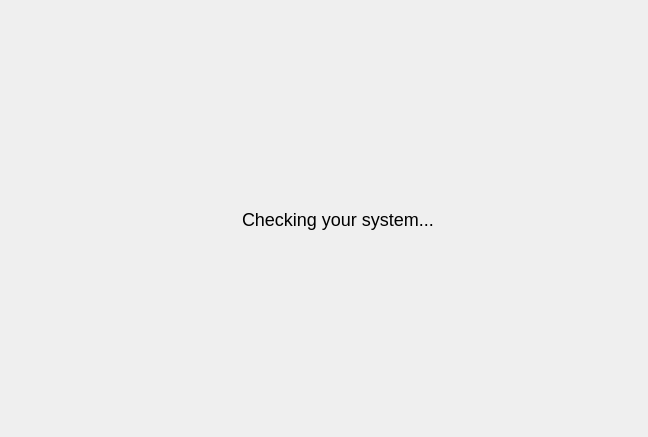
This is playground/gokmen/um/ui/ui_screen_2.ui in pars-linux/uludag as Qt 5 draws it before an edit. The edited form follows.
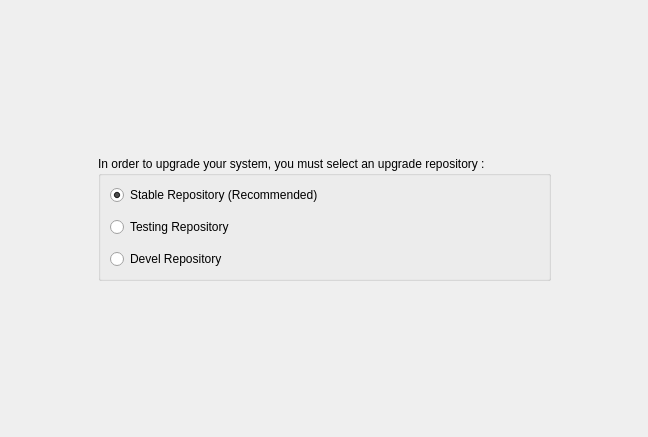
This is the edited form.

Commit message: - GUI for Upgrade Manager is almost complete, we just need to integrate Onur's upgrade scripts in it \o/

The edit to the form file:
```diff
--- a/playground/gokmen/um/ui/ui_screen_2.ui
+++ b/playground/gokmen/um/ui/ui_screen_2.ui
@@ -13,16 +13,16 @@
   <property name="windowTitle">
    <string>Analyzing your Computer</string>
   </property>
-  <layout class="QGridLayout" name="gridLayout">
-   <item row="0" column="1">
-    <spacer name="verticalSpacer">
+  <layout class="QGridLayout" name="gridLayout_2">
+   <item row="0" column="2">
+    <spacer name="verticalSpacer_2">
      <property name="orientation">
       <enum>Qt::Vertical</enum>
      </property>
      <property name="sizeHint" stdset="0">
       <size>
-       <width>20</width>
-       <height>196</height>
+       <width>223</width>
+       <height>145</height>
       </size>
      </property>
     </spacer>
@@ -34,71 +34,74 @@
      </property>
      <property name="sizeHint" stdset="0">
       <size>
-       <width>203</width>
-       <height>20</height>
+       <width>85</width>
+       <height>123</height>
       </size>
      </property>
     </spacer>
    </item>
-   <item row="1" column="1">
-    <layout class="QHBoxLayout" name="layout">
-     <item>
-      <widget class="QLabel" name="label_icon">
-       <property name="minimumSize">
-        <size>
-         <width>22</width>
-         <height>22</height>
-        </size>
-       </property>
-       <property name="maximumSize">
-        <size>
-         <width>22</width>
-         <height>22</height>
-        </size>
-       </property>
-       <property name="text">
-        <string/>
-       </property>
-      </widget>
-     </item>
-     <item>
-      <widget class="QLabel" name="label_message">
-       <property name="styleSheet">
-        <string notr="true">font-size:18px</string>
-       </property>
-       <property name="text">
-        <string>Checking your system...</string>
-       </property>
-      </widget>
-     </item>
-    </layout>
-   </item>
-   <item row="1" column="2">
+   <item row="1" column="3">
     <spacer name="horizontalSpacer_2">
      <property name="orientation">
       <enum>Qt::Horizontal</enum>
      </property>
      <property name="sizeHint" stdset="0">
       <size>
-       <width>202</width>
-       <height>20</height>
+       <width>84</width>
+       <height>123</height>
       </size>
      </property>
     </spacer>
    </item>
    <item row="2" column="1">
-    <spacer name="verticalSpacer_2">
+    <spacer name="verticalSpacer">
      <property name="orientation">
       <enum>Qt::Vertical</enum>
      </property>
      <property name="sizeHint" stdset="0">
       <size>
-       <width>20</width>
-       <height>195</height>
+       <width>224</width>
+       <height>144</height>
       </size>
      </property>
     </spacer>
    </item>
+   <item row="1" column="1" colspan="2">
+    <widget class="QGroupBox" name="groupBox">
+     <property name="title">
+      <string>In order to upgrade your system, you must select an upgrade repository :</string>
+     </property>
+     <layout class="QGridLayout" name="gridLayout">
+      <property name="verticalSpacing">
+       <number>12</number>
+      </property>
+      <item row="0" column="0">
+       <widget class="QRadioButton" name="radioButton">
+        <property name="text">
+         <string>Stable Repository (Recommended)</string>
+        </property>
+        <property name="checked">
+         <bool>true</bool>
+        </property>
+       </widget>
+      </item>
+      <item row="1" column="0">
+       <widget class="QRadioButton" name="radioButton_2">
+        <property name="text">
+         <string>Testing Repository</string>
+        </property>
+       </widget>
+      </item>
+      <item row="2" column="0">
+       <widget class="QRadioButton" name="radioButton_3">
+        <property name="text">
+         <string>Devel Repository</string>
+        </property>
+       </widget>
+      </item>
+     </layout>
+    </widget>
+   </item>
   </layout>
  </widget>
  <resources/>
```
Left out of the diff: 4 changed lines with no effect on the pictures. The commit also changes 6 other files.
